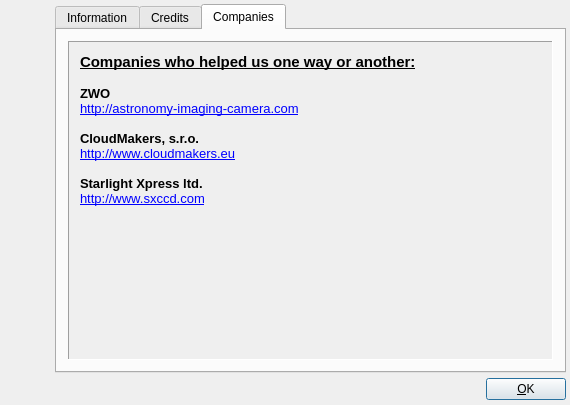
Qt form lin_guider/ui/about.ui (rumengb/lin_guider) before a commit.
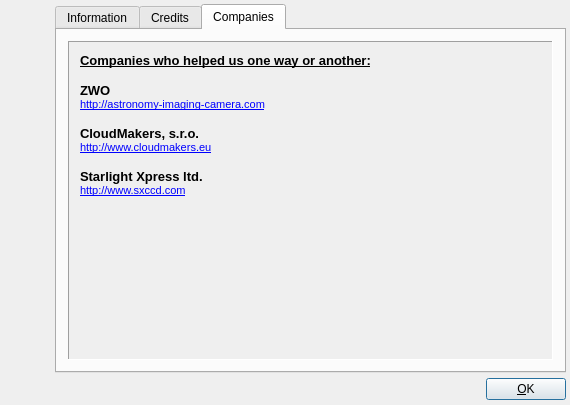
The same form after that commit. The open tabs and pages were chosen to show the change. Icons and pictures are not drawn.

What changed in the file:
```diff
--- a/lin_guider/ui/about.ui
+++ b/lin_guider/ui/about.ui
@@ -269,7 +269,7 @@
             <x>0</x>
             <y>0</y>
             <width>404</width>
-            <height>311</height>
+            <height>315</height>
            </rect>
           </property>
           <layout class="QGridLayout" name="gridLayout_5">
@@ -279,17 +279,17 @@
               <string>&lt;!DOCTYPE HTML PUBLIC &quot;-//W3C//DTD HTML 4.0//EN&quot; &quot;http://www.w3.org/TR/REC-html40/strict.dtd&quot;&gt;
 &lt;html&gt;&lt;head&gt;&lt;meta name=&quot;qrichtext&quot; content=&quot;1&quot; /&gt;&lt;style type=&quot;text/css&quot;&gt;
 p, li { white-space: pre-wrap; }
-&lt;/style&gt;&lt;/head&gt;&lt;body style=&quot; font-family:'Ubuntu'; font-size:11pt; font-weight:400; font-style:normal;&quot;&gt;
-&lt;p style=&quot; margin-top:0px; margin-bottom:0px; margin-left:0px; margin-right:0px; -qt-block-indent:0; text-indent:0px;&quot;&gt;&lt;span style=&quot; font-weight:600; text-decoration: underline;&quot;&gt;Companies who helped us one way or another:&lt;/span&gt;&lt;/p&gt;
-&lt;p style=&quot;-qt-paragraph-type:empty; margin-top:0px; margin-bottom:0px; margin-left:0px; margin-right:0px; -qt-block-indent:0; text-indent:0px; font-size:10pt; font-weight:600; text-decoration: underline;&quot;&gt;&lt;br /&gt;&lt;/p&gt;
-&lt;p style=&quot; margin-top:0px; margin-bottom:0px; margin-left:0px; margin-right:0px; -qt-block-indent:0; text-indent:0px;&quot;&gt;&lt;span style=&quot; font-size:10pt; font-weight:600;&quot;&gt;ZWO&lt;/span&gt;&lt;/p&gt;
-&lt;p style=&quot; margin-top:0px; margin-bottom:0px; margin-left:0px; margin-right:0px; -qt-block-indent:0; text-indent:0px;&quot;&gt;&lt;a href=&quot;http://astronomy-imaging-camera.com&quot;&gt;&lt;span style=&quot; font-size:10pt; text-decoration: underline; color:#0000ff;&quot;&gt;http://astronomy-imaging-camera.com&lt;/span&gt;&lt;/a&gt;&lt;/p&gt;
-&lt;p style=&quot;-qt-paragraph-type:empty; margin-top:0px; margin-bottom:0px; margin-left:0px; margin-right:0px; -qt-block-indent:0; text-indent:0px; font-size:10pt; text-decoration: underline; color:#0000ff;&quot;&gt;&lt;br /&gt;&lt;/p&gt;
-&lt;p style=&quot; margin-top:0px; margin-bottom:0px; margin-left:0px; margin-right:0px; -qt-block-indent:0; text-indent:0px;&quot;&gt;&lt;span style=&quot; font-size:10pt; font-weight:600;&quot;&gt;CloudMakers, s.r.o.&lt;/span&gt;&lt;/p&gt;
-&lt;p style=&quot; margin-top:0px; margin-bottom:0px; margin-left:0px; margin-right:0px; -qt-block-indent:0; text-indent:0px;&quot;&gt;&lt;a href=&quot;http://www.cloudmakers.eu&quot;&gt;&lt;span style=&quot; font-size:10pt; text-decoration: underline; color:#0000ff;&quot;&gt;http://www.cloudmakers.eu&lt;/span&gt;&lt;/a&gt;&lt;/p&gt;
-&lt;p style=&quot;-qt-paragraph-type:empty; margin-top:0px; margin-bottom:0px; margin-left:0px; margin-right:0px; -qt-block-indent:0; text-indent:0px; font-size:10pt;&quot;&gt;&lt;br /&gt;&lt;/p&gt;
-&lt;p style=&quot; margin-top:0px; margin-bottom:0px; margin-left:0px; margin-right:0px; -qt-block-indent:0; text-indent:0px;&quot;&gt;&lt;span style=&quot; font-size:10pt; font-weight:600;&quot;&gt;Starlight Xpress ltd.&lt;/span&gt;&lt;/p&gt;
-&lt;p style=&quot; margin-top:0px; margin-bottom:0px; margin-left:0px; margin-right:0px; -qt-block-indent:0; text-indent:0px;&quot;&gt;&lt;a href=&quot;http://www.sxccd.com&quot;&gt;&lt;span style=&quot; font-size:10pt; text-decoration: underline; color:#0000ff;&quot;&gt;http://www.sxccd.com&lt;/span&gt;&lt;/a&gt;&lt;/p&gt;&lt;/body&gt;&lt;/html&gt;</string>
+&lt;/style&gt;&lt;/head&gt;&lt;body style=&quot; font-family:'Tahoma'; font-size:8pt; font-weight:400; font-style:normal;&quot;&gt;
+&lt;p style=&quot; margin-top:0px; margin-bottom:0px; margin-left:0px; margin-right:0px; -qt-block-indent:0; text-indent:0px;&quot;&gt;&lt;span style=&quot; font-family:'Tahoma'; font-size:10pt; font-weight:600; text-decoration: underline;&quot;&gt;Companies who helped us one way or another:&lt;/span&gt;&lt;/p&gt;
+&lt;p style=&quot;-qt-paragraph-type:empty; margin-top:0px; margin-bottom:0px; margin-left:0px; margin-right:0px; -qt-block-indent:0; text-indent:0px; font-family:'Tahoma'; font-size:10pt; font-weight:600; text-decoration: underline;&quot;&gt;&lt;br /&gt;&lt;/p&gt;
+&lt;p style=&quot; margin-top:0px; margin-bottom:0px; margin-left:0px; margin-right:0px; -qt-block-indent:0; text-indent:0px;&quot;&gt;&lt;span style=&quot; font-family:'Tahoma'; font-size:10pt; font-weight:600;&quot;&gt;ZWO&lt;/span&gt;&lt;/p&gt;
+&lt;p style=&quot; margin-top:0px; margin-bottom:0px; margin-left:0px; margin-right:0px; -qt-block-indent:0; text-indent:0px;&quot;&gt;&lt;a href=&quot;http://astronomy-imaging-camera.com&quot;&gt;&lt;span style=&quot; font-family:'Tahoma'; text-decoration: underline; color:#0000ff;&quot;&gt;http://astronomy-imaging-camera.com&lt;/span&gt;&lt;/a&gt;&lt;/p&gt;
+&lt;p style=&quot;-qt-paragraph-type:empty; margin-top:0px; margin-bottom:0px; margin-left:0px; margin-right:0px; -qt-block-indent:0; text-indent:0px; font-family:'Tahoma'; font-size:10pt; text-decoration: underline; color:#0000ff;&quot;&gt;&lt;br /&gt;&lt;/p&gt;
+&lt;p style=&quot; margin-top:0px; margin-bottom:0px; margin-left:0px; margin-right:0px; -qt-block-indent:0; text-indent:0px;&quot;&gt;&lt;span style=&quot; font-family:'Tahoma'; font-size:10pt; font-weight:600;&quot;&gt;CloudMakers, s.r.o.&lt;/span&gt;&lt;/p&gt;
+&lt;p style=&quot; margin-top:0px; margin-bottom:0px; margin-left:0px; margin-right:0px; -qt-block-indent:0; text-indent:0px;&quot;&gt;&lt;a href=&quot;http://www.cloudmakers.eu&quot;&gt;&lt;span style=&quot; font-family:'Tahoma'; text-decoration: underline; color:#0000ff;&quot;&gt;http://www.cloudmakers.eu&lt;/span&gt;&lt;/a&gt;&lt;/p&gt;
+&lt;p style=&quot;-qt-paragraph-type:empty; margin-top:0px; margin-bottom:0px; margin-left:0px; margin-right:0px; -qt-block-indent:0; text-indent:0px; font-family:'Tahoma'; font-size:10pt;&quot;&gt;&lt;br /&gt;&lt;/p&gt;
+&lt;p style=&quot; margin-top:0px; margin-bottom:0px; margin-left:0px; margin-right:0px; -qt-block-indent:0; text-indent:0px;&quot;&gt;&lt;span style=&quot; font-family:'Tahoma'; font-size:10pt; font-weight:600;&quot;&gt;Starlight Xpress ltd.&lt;/span&gt;&lt;/p&gt;
+&lt;p style=&quot; margin-top:0px; margin-bottom:0px; margin-left:0px; margin-right:0px; -qt-block-indent:0; text-indent:0px;&quot;&gt;&lt;a href=&quot;http://www.sxccd.com&quot;&gt;&lt;span style=&quot; font-family:'Tahoma'; text-decoration: underline; color:#0000ff;&quot;&gt;http://www.sxccd.com&lt;/span&gt;&lt;/a&gt;&lt;/p&gt;&lt;/body&gt;&lt;/html&gt;</string>
              </property>
              <property name="alignment">
               <set>Qt::AlignLeading|Qt::AlignLeft|Qt::AlignTop</set>
```
Left out of the diff: 19 changed lines with no effect on the pictures.
